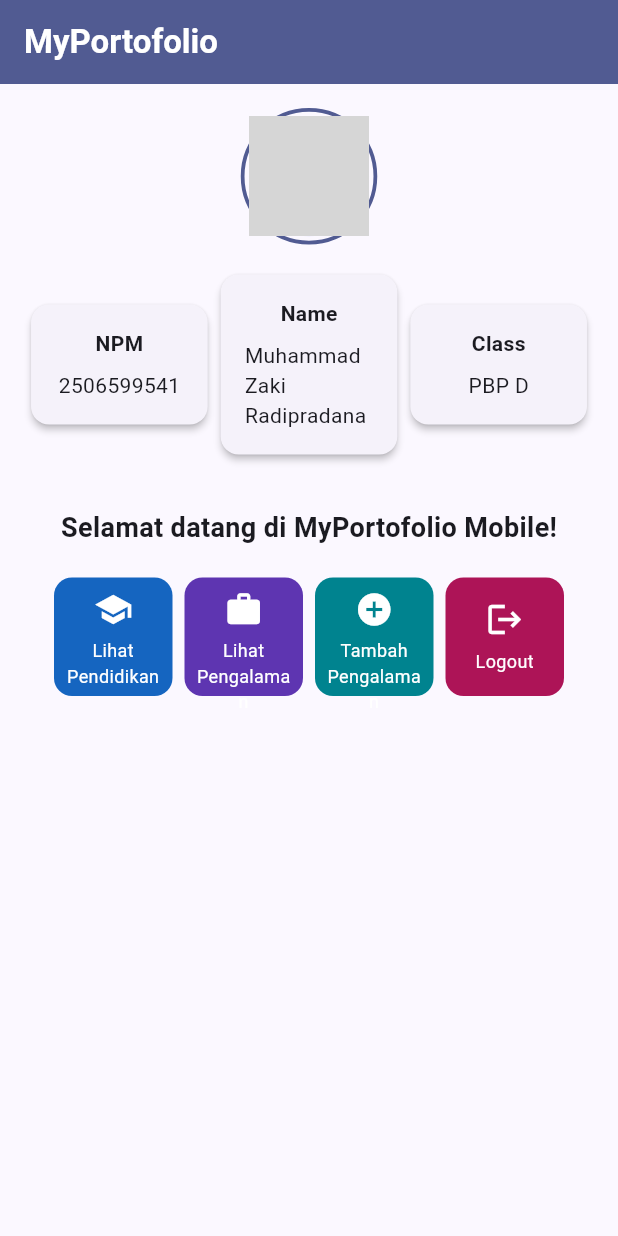
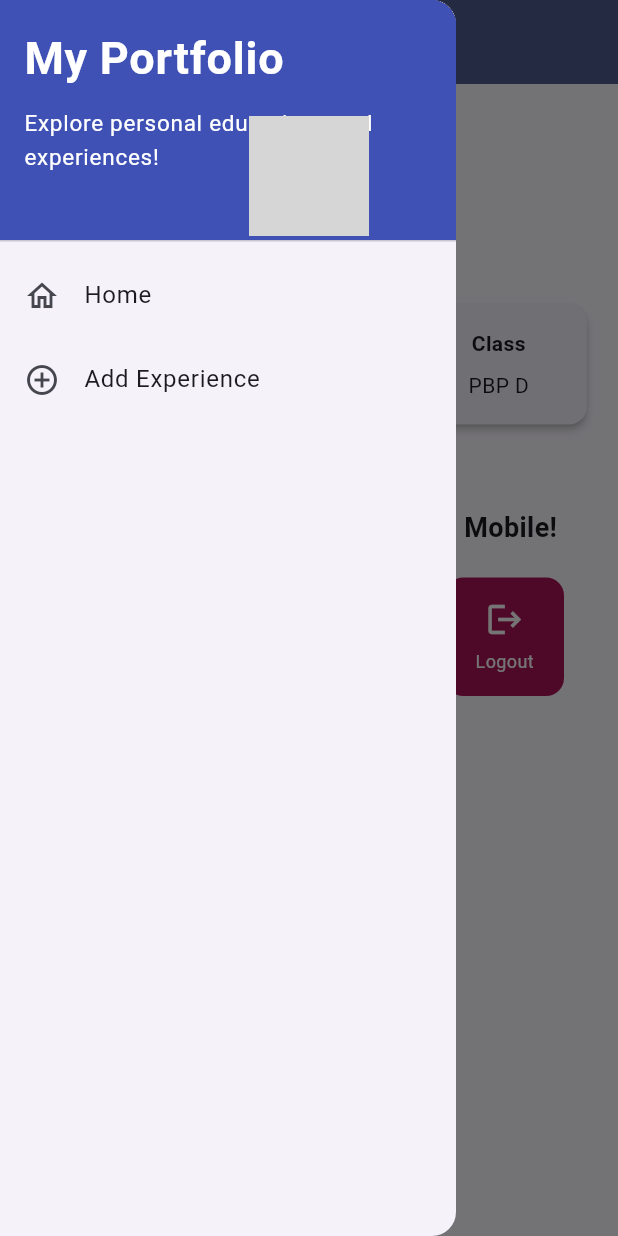
Before and after one commit to zakirdpradana/myportofolio_mobile, a Flutter app: the screen it shows after launch, with the side drawer open (before the commit the screen has no drawer), on a phone screen of 412 x 824 dp. Run offline on Flutter 3.47's test engine with Material 3 defaults, Android fonts, the phone set to English and light mode, and no system bars; our stand-ins replace material_ui; grey boxes are pictures that could not be loaded.

Commit message:
feat: add drawer menu for page navigation (Tutorial 9)

```diff
--- a/lib/main.dart
+++ b/lib/main.dart
@@ -1,4 +1,4 @@
-import 'package:flutter/material.dart';
+import 'package:material_ui/material_ui.dart';
 import 'package:myportofolio_mobile/menu.dart';
 
 void main() {
--- a/lib/menu.dart
+++ b/lib/menu.dart
@@ -1,4 +1,5 @@
-import 'package:flutter/material.dart';
+import 'package:material_ui/material_ui.dart';
+import 'package:myportofolio_mobile/widgets/left_drawer.dart';
 
 
 class ItemHomepage {
@@ -38,7 +39,9 @@ class MyHomePage extends StatelessWidget {
           ),
         ),
         backgroundColor: Theme.of(context).colorScheme.primary,
+        iconTheme: const IconThemeData(color: Colors.white)
       ),
+      drawer: const LeftDrawer(),
       // Body dibungkus SingleChildScrollView agar halaman dapat digulir dan bebas overflow.
       body: SingleChildScrollView(
         child: Padding(
--- /dev/null
+++ b/lib/widgets/left_drawer.dart
@@ -0,0 +1,66 @@
+import 'package:material_ui/material_ui.dart';
+import 'package:myportofolio_mobile/menu.dart';
+// TODO: Impor halaman ProjectFormPage jika sudah dibuat
+
+class LeftDrawer extends StatelessWidget {
+  const LeftDrawer({super.key});
+
+  @override
+  Widget build(BuildContext context) {
+    return Drawer(
+      child: ListView(
+        children: [
+          const DrawerHeader(
+            decoration: BoxDecoration(
+              color: Colors.indigo,
+            ),
+            child: Column(
+              crossAxisAlignment: CrossAxisAlignment.start,
+              children: [
+                Text(
+                  'My Portfolio',
+                  style: TextStyle(
+                    fontSize: 30,
+                    fontWeight: FontWeight.bold,
+                    color: Colors.white,
+                  ),
+                ),
+                SizedBox(height: 10),
+                Text(
+                  'Explore personal educations and experiences!',
+                  style: TextStyle(
+                    fontSize: 15,
+                    color: Colors.white,
+                  ),
+                ),
+              ],
+            ),
+          ),
+          ListTile(
+            leading: const Icon(Icons.home_outlined),
+            title: const Text('Home'),
+            // Navigasi ke halaman utama portofolio
+            onTap: () {
+              Navigator.pushReplacement(
+                context,
+                MaterialPageRoute(
+                  builder: (context) => MyHomePage(),
+                ),
+              );
+            },
+          ),
+          ListTile(
+            leading: const Icon(Icons.add_circle_outline),
+            title: const Text('Add Experience'),
+            // Navigasi ke halaman tambah proyek
+            onTap: () {
+              /*
+              TODO: Buatlah routing ke halaman ProjectFormPage yang akan dibuat nanti.
+              */
+            },
+          ),
+        ],
+      ),
+    );
+  }
+}
--- a/pubspec.yaml
+++ b/pubspec.yaml
@@ -34,6 +34,7 @@ dependencies:
   # The following adds the Cupertino Icons font to your application.
   # Use with the CupertinoIcons class for iOS style icons.
   cupertino_icons: ^1.0.8
+  material_ui: ^1.11.1
 
 dev_dependencies:
   flutter_test:
```
Also changed, not shown: pubspec.lock, 1 other file.
